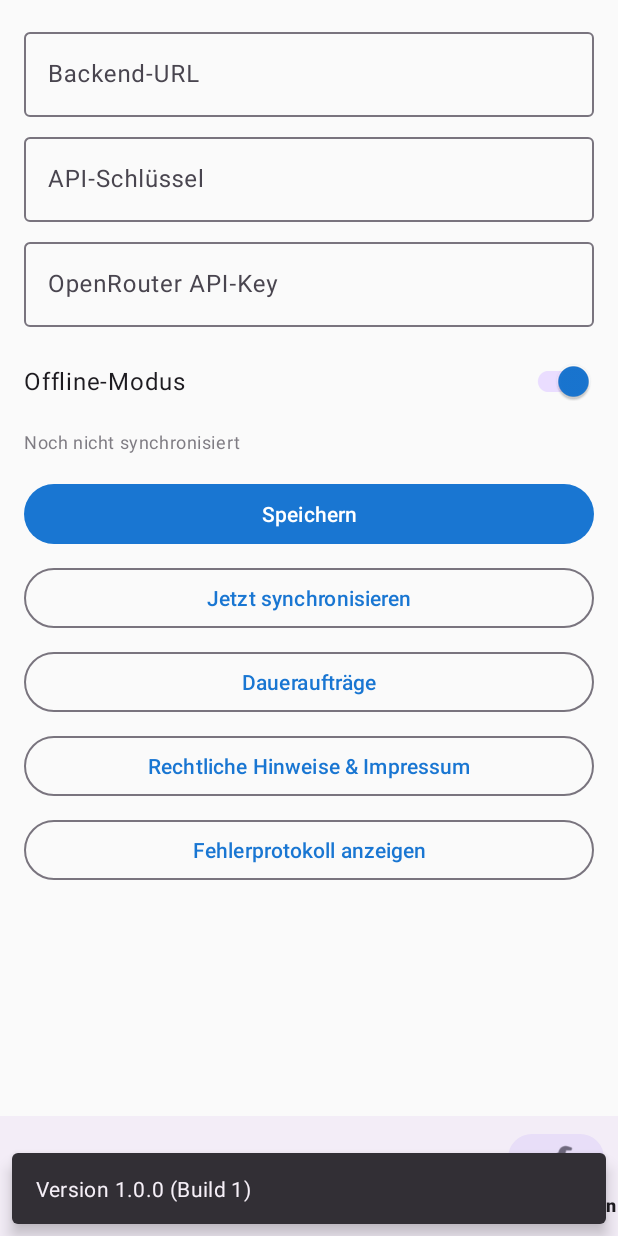
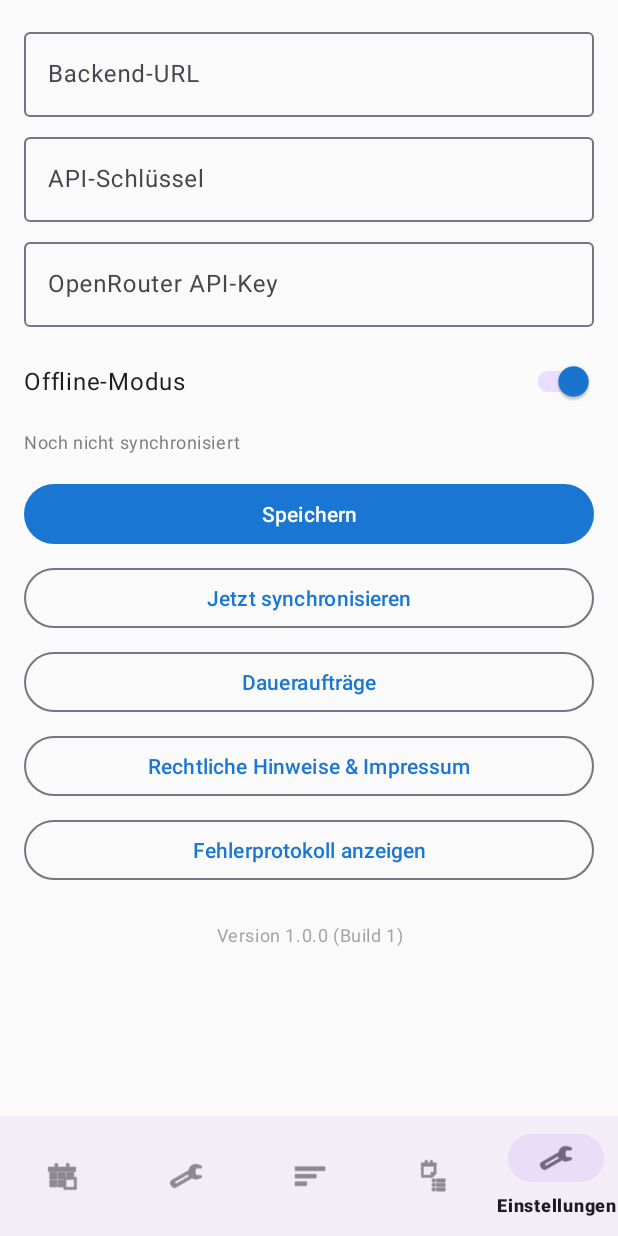
Before and after one commit to felix-dieterle/MyBudgets, an Android app: the SettingsFragment screen opened through its navigation route, on a phone screen of 412 x 824 dp. Run offline under Robolectric (Android 15) with nearby library versions, the phone set to English and light mode, and no system bars; our stand-ins replace Dagger/Hilt's generated code, navigation-ui.

Commit message:
fix: consistent version display – auto-increment versionCode, move to Settings
Agent-Logs-Url: https://github.com/felix-dieterle/MyBudgets/sessions/bfb13bc0-e84a-493e-a902-20eb0a0285b5

Co-authored-by: felix-dieterle <1490062+felix-dieterle@users.noreply.github.com>

```diff
--- a/app/src/main/java/de/mybudgets/app/MainActivity.kt
+++ b/app/src/main/java/de/mybudgets/app/MainActivity.kt
@@ -5,7 +5,6 @@ import androidx.appcompat.app.AlertDialog
 import androidx.appcompat.app.AppCompatActivity
 import androidx.navigation.fragment.NavHostFragment
 import androidx.navigation.ui.setupWithNavController
-import com.google.android.material.snackbar.Snackbar
 import dagger.hilt.android.AndroidEntryPoint
 import de.mybudgets.app.databinding.ActivityMainBinding
 
@@ -34,13 +33,6 @@ class MainActivity : AppCompatActivity() {
                 showOnboardingDialog(prefs)
             }
         }
-
-        showVersionInfo()
-    }
-
-    private fun showVersionInfo() {
-        val message = getString(R.string.app_version_info, BuildConfig.VERSION_NAME, BuildConfig.VERSION_CODE)
-        Snackbar.make(binding.root, message, Snackbar.LENGTH_SHORT).show()
     }
 
     private fun showLegalAcceptDialog(prefs: android.content.SharedPreferences) {
--- a/app/src/main/java/de/mybudgets/app/ui/settings/SettingsFragment.kt
+++ b/app/src/main/java/de/mybudgets/app/ui/settings/SettingsFragment.kt
@@ -12,6 +12,7 @@ import androidx.navigation.fragment.findNavController
 import androidx.work.*
 import com.google.android.material.snackbar.Snackbar
 import dagger.hilt.android.AndroidEntryPoint
+import de.mybudgets.app.BuildConfig
 import de.mybudgets.app.R
 import de.mybudgets.app.databinding.FragmentSettingsBinding
 import de.mybudgets.app.viewmodel.SettingsViewModel
@@ -39,6 +40,7 @@ class SettingsFragment : Fragment() {
         binding.etApiKey.setText(vm.apiKey)
         binding.etOpenrouterKey.setText(vm.openrouterApiKey)
         binding.switchOfflineMode.isChecked = vm.offlineMode
+        binding.tvAppVersion.text = getString(R.string.app_version_info, BuildConfig.VERSION_NAME, BuildConfig.VERSION_CODE)
 
         updateSyncStatus()
 
--- a/app/src/main/res/layout/fragment_settings.xml
+++ b/app/src/main/res/layout/fragment_settings.xml
@@ -91,5 +91,14 @@
             android:layout_width="match_parent" android:layout_height="wrap_content"
             android:layout_marginTop="8dp"
             android:text="@string/settings_log_console" />
+
+        <TextView
+            android:id="@+id/tv_app_version"
+            android:layout_width="match_parent"
+            android:layout_height="wrap_content"
+            android:layout_marginTop="24dp"
+            android:gravity="center"
+            android:textAppearance="?attr/textAppearanceBodySmall"
+            android:alpha="0.5" />
     </LinearLayout>
 </ScrollView>
--- a/app/src/main/res/values/strings.xml
+++ b/app/src/main/res/values/strings.xml
@@ -146,7 +146,7 @@
     <string name="template_error_fill_fields">Bitte zuerst Empfänger, IBAN und Betrag ausfüllen</string>
     <string name="template_error_name_required">Bitte einen Vorlagennamen eingeben</string>
 
-    <!-- Version info at startup -->
+    <!-- Version info in settings -->
     <string name="app_version_info">Version %1$s (Build %2$d)</string>
 
     <!-- Dashboard / Account detail transaction sections -->
```
Also changed, not shown: app/build.gradle.kts (+12 -1 lines), 1 other file.
